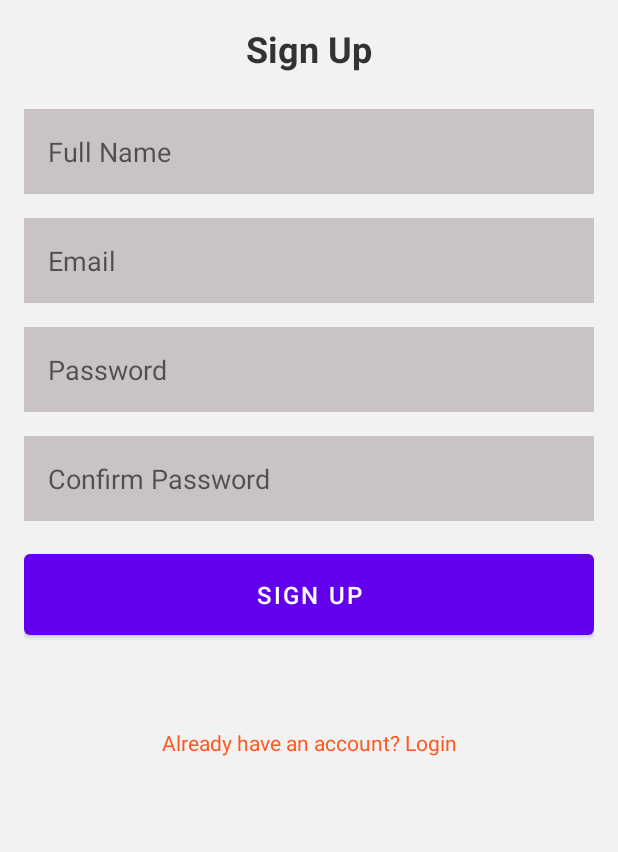
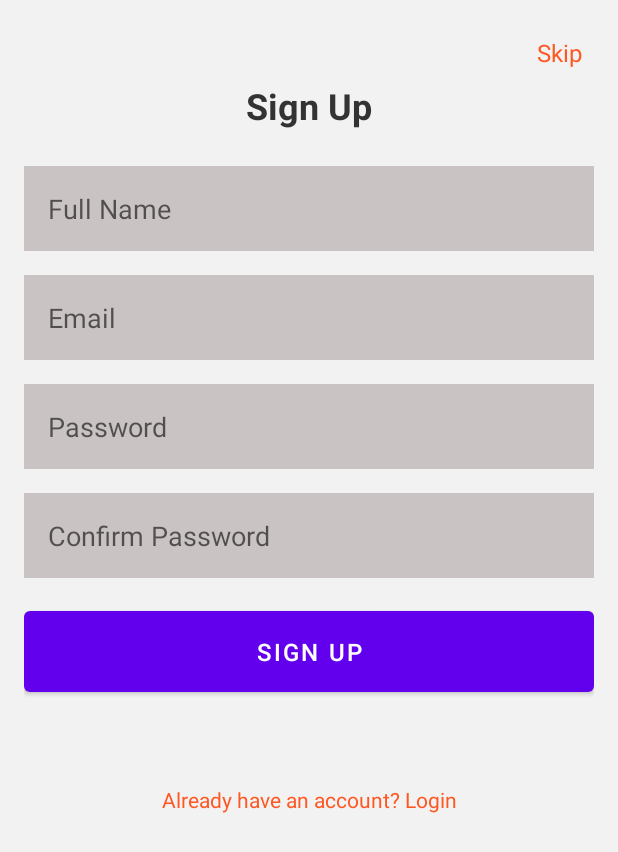
Before and after one commit to Mili10102004/Namaste, an Android app: the SignupActivity screen opened directly, with no data from a screen before it, on a phone screen of 412 x 824 dp. Shown: the top 852 px of the screen. Run offline under Robolectric (Android 15) with nearby library versions, the light colour scheme and no system bars; our stand-ins replace Firebase (no records; nobody signed in at launch, a user with empty details on screens opened directly); Roboto replaces fonts that are not available here.

Commit message:
Skip added

```diff
--- a/app/src/main/java/com/example/namaste/SignupActivity.java
+++ b/app/src/main/java/com/example/namaste/SignupActivity.java
@@ -84,6 +84,12 @@ public class SignupActivity extends AppCompatActivity {
         });
     }
 
+    public void skipToHome(View view) {
+        Intent intent = new Intent(SignupActivity.this, HomePage.class);
+        startActivity(intent);
+        finish();  // Close the sign-up activity
+    }
+
     // Go to Login Activity (called by the footer text click)
     public void goToLogin(View view) {
         Intent intent = new Intent(SignupActivity.this, SplashActivity.class);
--- a/app/src/main/res/layout/activity_sign_up.xml
+++ b/app/src/main/res/layout/activity_sign_up.xml
@@ -5,6 +5,20 @@
     android:orientation="vertical"
     android:padding="16dp"
     android:background="#F2F2F2">
+
+    <TextView
+        android:id="@+id/skip_button"
+        android:layout_width="wrap_content"
+        android:layout_height="wrap_content"
+        android:text="Skip"
+        android:textSize="16sp"
+        android:textColor="#FF5722"
+        android:layout_gravity="end"
+        android:padding="8dp"
+        android:clickable="true"
+        android:focusable="true"
+        android:onClick="skipToHome"
+        />
 
     <!-- Header Section -->
     <TextView
```
Also changed, not shown: app/src/main/java/com/example/namaste/NotificationPage.java (+0 -36 lines), app/src/main/res/layout/activity_notification_page.xml (+10 -6 lines).
